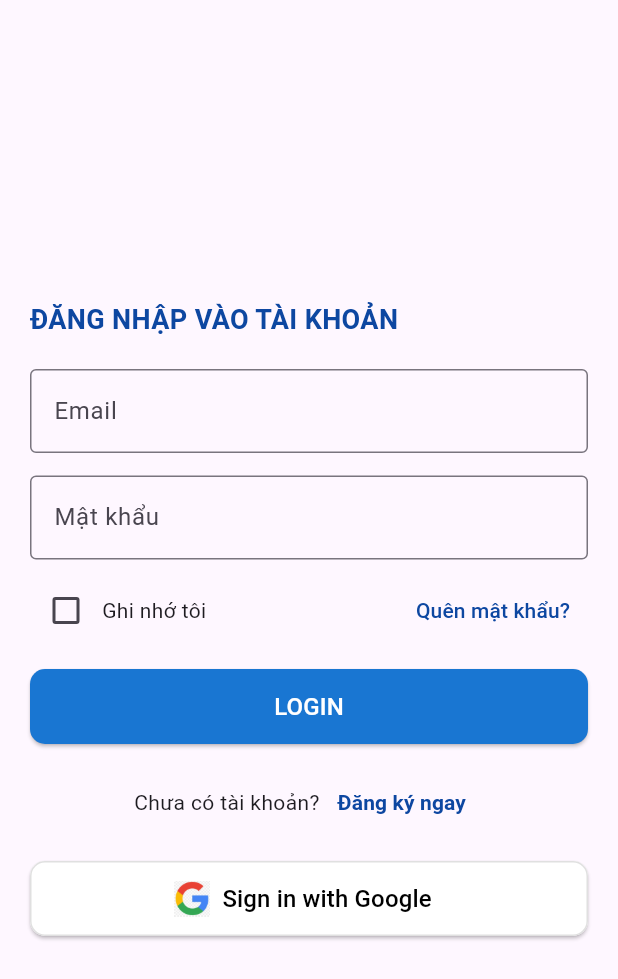
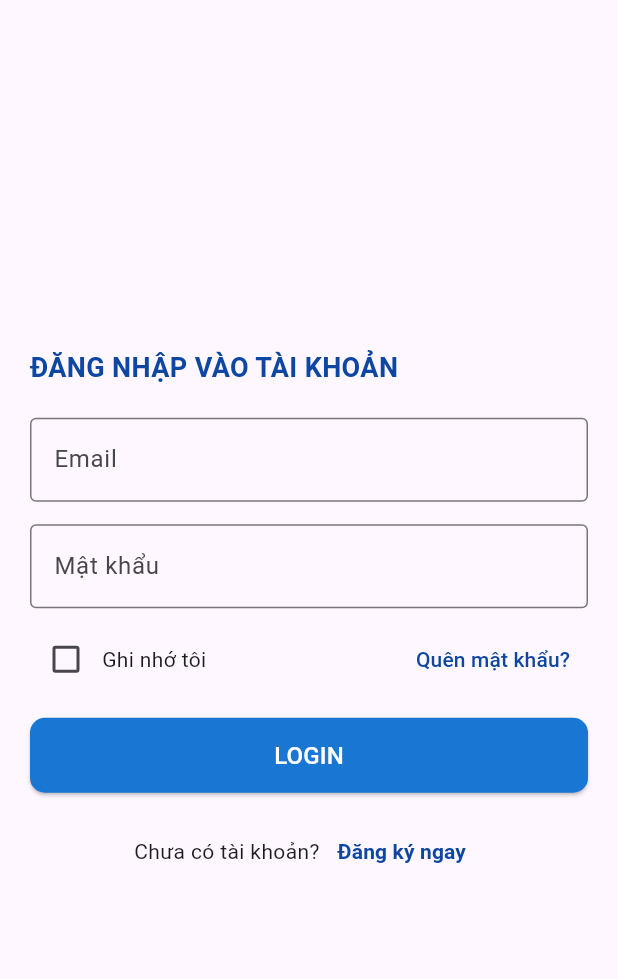
Before and after one commit to Soleil29042004/swd_mobile, a Flutter app: the screen it shows after launch, on a phone screen of 412 x 824 dp. Shown: the top 979 px of the screen. Run offline on Flutter 3.47's test engine with Material 3 defaults, Android fonts, the phone set to English and light mode, and no system bars; our stand-ins replace firebase_core, firebase_messaging, fl_chart, google_fonts, shared_preferences; missing offline and left inert: dart:html; accounts and stored records are empty; Roboto replaces fonts that are missing (Times New Roman).

Commit message:
Final version

```diff
--- a/lib/pages/login.dart
+++ b/lib/pages/login.dart
@@ -201,29 +201,6 @@ class _LoginPageState extends State<LoginPage> {
                     ),
                   ],
                 ),
-                const SizedBox(height: 15),
-                SizedBox(
-                  width: double.infinity,
-                  height: 50,
-                  child: ElevatedButton.icon(
-                    style: ElevatedButton.styleFrom(
-                      backgroundColor: Colors.white,
-                      shape: RoundedRectangleBorder(
-                        borderRadius: BorderRadius.circular(10),
-                        side: BorderSide(color: Colors.grey.shade300),
-                      ),
-                    ),
-                    icon: Image.asset(
-                      'assets/icons/google_logo.jpg',
-                      height: 24,
-                    ),
-                    label: const Text(
-                      'Sign in with Google',
-                      style: TextStyle(color: Colors.black, fontSize: 16),
-                    ),
-                    onPressed: () {  },
-                  ),
-                ),
               ],
             ),
           ),
```
Also changed, not shown: lib/components.dart (+0 -11 lines), 3 other files.
